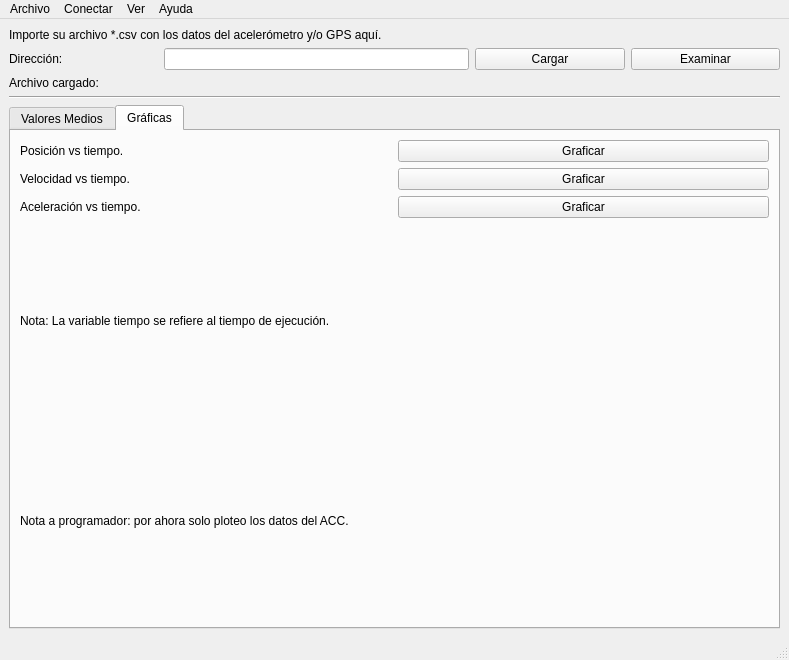
First picture: the form in interfaz_grafica/codigos/interfaz_grafica.ui, repository ealegremendoza/proyecto_4to, before the edit.
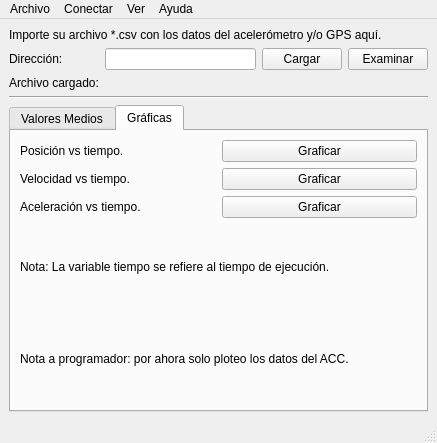
Second picture: the form after the edit.

Patch:
```diff
--- a/interfaz_grafica/codigos/interfaz_grafica.ui
+++ b/interfaz_grafica/codigos/interfaz_grafica.ui
@@ -6,8 +6,8 @@
    <rect>
     <x>0</x>
     <y>0</y>
-    <width>789</width>
-    <height>660</height>
+    <width>437</width>
+    <height>443</height>
    </rect>
   </property>
   <property name="windowTitle">
@@ -281,7 +281,7 @@
     <rect>
      <x>0</x>
      <y>0</y>
-     <width>789</width>
+     <width>437</width>
      <height>20</height>
     </rect>
    </property>
```
